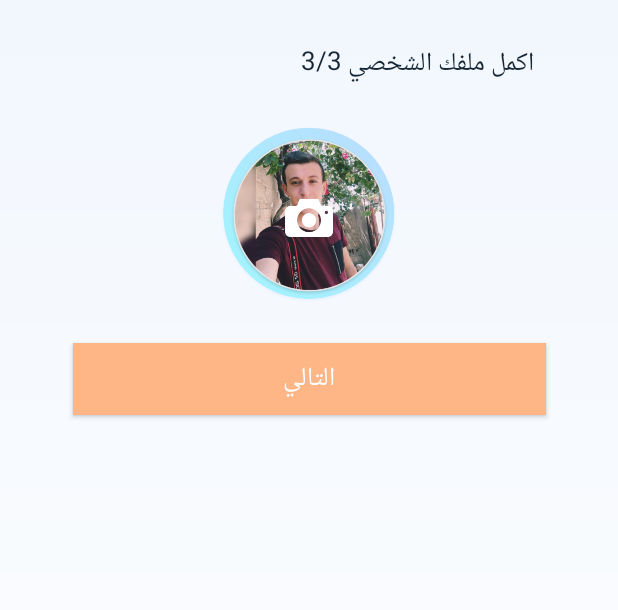
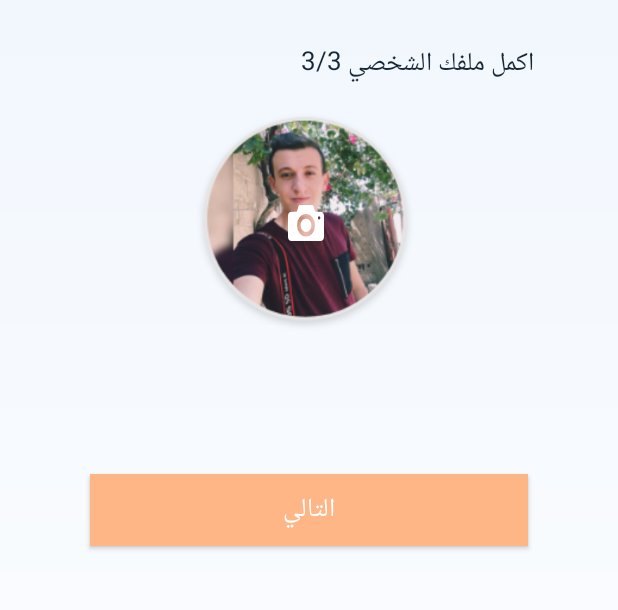
Before and after one commit to alex8530/AndroidChildrenEducation, an Android app: the Register3Activity screen opened directly, with no data from a screen before it, on a phone screen of 412 x 824 dp, the part 252-862 px from its top. Run offline under Robolectric (Android 15) with nearby library versions, the phone set to English and light mode, and no system bars; our stand-ins replace CircleImageView.

Commit message:
Fix bug photo in register3activity

```diff
--- a/app/src/main/res/layout/activity_register3.xml
+++ b/app/src/main/res/layout/activity_register3.xml
@@ -36,32 +36,50 @@
         app:layout_constraintStart_toStartOf="parent"
         app:layout_constraintTop_toBottomOf="@+id/imageView6" />
 
+    <de.hdodenhof.circleimageview.CircleImageView
+        android:id="@+id/profile_image"
+        android:layout_width="150dp"
+        android:layout_height="150dp"
+        android:layout_marginStart="8dp"
+        android:layout_marginTop="16dp"
+        android:layout_marginEnd="8dp"
+        android:elevation="1dp"
+        android:scaleType="centerCrop"
+        android:src="@drawable/avater"
+        app:layout_constraintEnd_toEndOf="parent"
+        app:layout_constraintHorizontal_bias="0.51"
+        app:layout_constraintStart_toStartOf="parent"
+        app:layout_constraintTop_toBottomOf="@+id/textView10" />
+
+    <ImageView
+        android:id="@+id/imageView17"
+        android:layout_width="wrap_content"
+        android:layout_height="wrap_content"
+        android:elevation="2dp"
+        app:layout_constraintBottom_toBottomOf="@+id/profile_image"
+        app:layout_constraintEnd_toEndOf="@+id/profile_image"
+        app:layout_constraintStart_toStartOf="@+id/profile_image"
+        app:layout_constraintTop_toTopOf="@+id/profile_image"
+        app:srcCompat="@drawable/ic_photo_camera" />
+
 
     <Button
         android:id="@+id/button"
-        android:layout_width="315dp"
+        android:layout_width="0dp"
         android:layout_height="wrap_content"
-        android:layout_marginStart="8dp"
-        android:layout_marginTop="25dp"
-        android:layout_marginEnd="8dp"
+        android:layout_marginStart="60dp"
+        android:layout_marginTop="8dp"
+        android:layout_marginEnd="60dp"
+        android:layout_marginBottom="208dp"
         android:background="#00c2d7"
         android:backgroundTint="#ffb686"
         android:text="التالي"
         android:textColor="@android:color/white"
         android:textSize="17sp"
+        app:layout_constraintBottom_toBottomOf="parent"
         app:layout_constraintEnd_toEndOf="parent"
+        app:layout_constraintHorizontal_bias="0.737"
         app:layout_constraintStart_toStartOf="parent"
-        app:layout_constraintTop_toBottomOf="@+id/imageView7" />
+        app:layout_constraintTop_toBottomOf="@+id/profile_image" />
 
-    <ImageView
-        android:id="@+id/imageView7"
-        android:layout_width="120dp"
-        android:layout_height="120dp"
-        android:layout_marginStart="8dp"
-        android:layout_marginTop="26dp"
-        android:layout_marginEnd="8dp"
-        app:layout_constraintEnd_toEndOf="parent"
-        app:layout_constraintStart_toStartOf="parent"
-        app:layout_constraintTop_toBottomOf="@+id/textView10"
-        app:srcCompat="@drawable/photo_image" />
 </androidx.constraintlayout.widget.ConstraintLayout>
```
